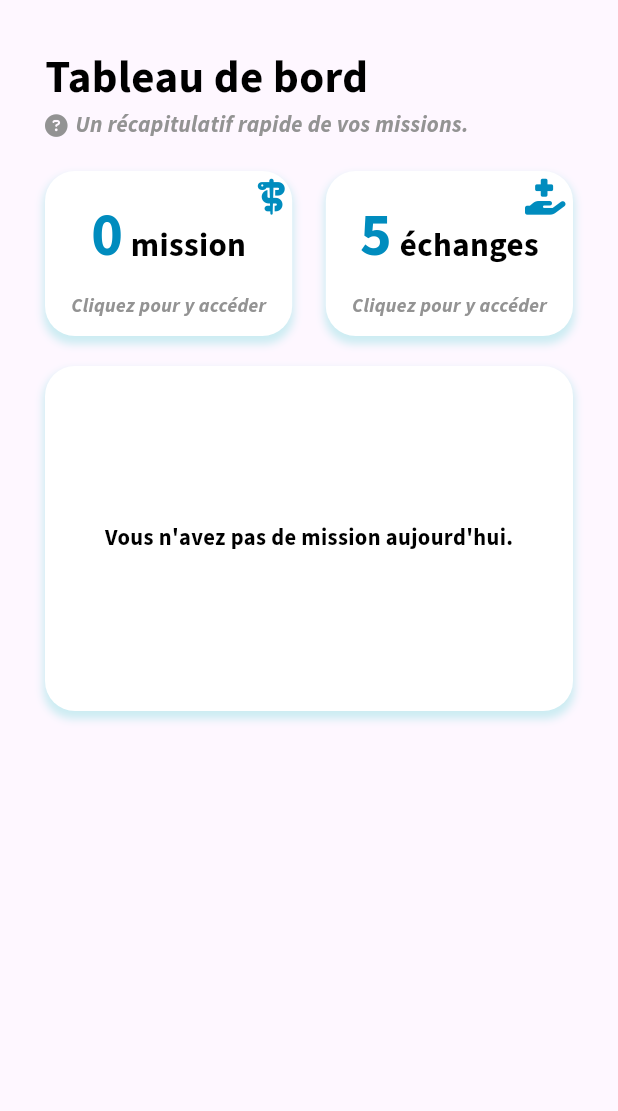
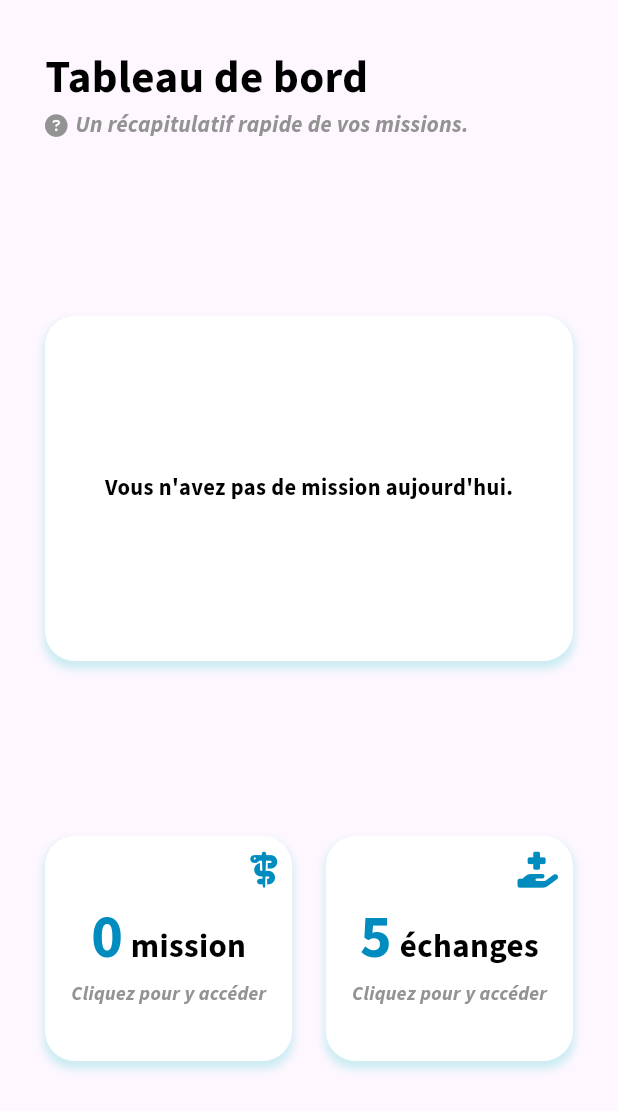
Before and after one commit to Samypnotise/mediplan-mobile, a Flutter app: the HomeView screen opened directly, on a phone screen of 412 x 824 dp. Shown: the top 1111 px of the screen. Run offline on Flutter 3.47's test engine with Material 3 defaults, Android fonts, the phone set to English and light mode, and no system bars; our stand-ins replace animated_custom_dropdown, another_flushbar, flutter_bloc, flutter_dotenv, flutter_secure_storage, flutter_svg and 3 more; missing offline and left inert: flutter_polyline_points; accounts and stored records are empty.

Commit message:
refactor: changing visual aspect

```diff
--- a/lib/views/home_view.dart
+++ b/lib/views/home_view.dart
@@ -64,6 +64,16 @@ class HomeView extends StatelessWidget {
                 ],
               ),
 
+              const Spacer(),
+
+              //! Prochaine missions dans : (nombre d'heures et minutes)
+              Padding(
+                padding: const EdgeInsets.only(top: 20),
+                child: NextMissionTile(phoneWidth: phoneWidth),
+              ),
+
+              const Spacer(),
+
               Padding(
                 padding: const EdgeInsets.only(top: 20),
                 child: Row(
@@ -78,11 +88,7 @@ class HomeView extends StatelessWidget {
                 ),
               ),
 
-              //! Prochaine missions dans : (nombre d'heures et minutes)
-              Padding(
-                padding: const EdgeInsets.only(top: 20),
-                child: NextMissionTile(phoneWidth: phoneWidth),
-              ),
+              const Spacer(),
             ],
           ),
         ),
@@ -102,7 +108,7 @@ class MissionsToday extends StatelessWidget {
   @override
   Widget build(BuildContext context) {
     return Container(
-      height: 110,
+      height: 150,
       width: phoneWidth * 0.40,
       decoration: BoxDecoration(
         color: Colors.white,
@@ -119,8 +125,8 @@ class MissionsToday extends StatelessWidget {
       child: Stack(
         children: [
           const Positioned(
-            top: 5,
-            right: 5,
+            top: 10,
+            right: 10,
             child: FaIcon(
               FontAwesomeIcons.staffSnake,
               color: MediplanColors.secondary,
@@ -150,7 +156,7 @@ class MissionsToday extends StatelessWidget {
                         .toList();
 
                     return Column(
-                      mainAxisAlignment: MainAxisAlignment.spaceBetween,
+                      mainAxisAlignment: MainAxisAlignment.center,
                       children: [
                         //! Nombre de missions
                         Row(
@@ -213,7 +219,7 @@ class MissionSwapTiles extends StatelessWidget {
   @override
   Widget build(BuildContext context) {
     return Container(
-      height: 110,
+      height: 150,
       width: phoneWidth * 0.40,
       decoration: BoxDecoration(
         color: Colors.white,
@@ -230,8 +236,8 @@ class MissionSwapTiles extends StatelessWidget {
       child: Stack(
         children: [
           const Positioned(
-            top: 5,
-            right: 5,
+            top: 10,
+            right: 10,
             child: FaIcon(
               FontAwesomeIcons.handHoldingMedical,
               color: MediplanColors.secondary,
@@ -252,7 +258,7 @@ class MissionSwapTiles extends StatelessWidget {
                   bottom: 10,
                 ),
                 child: Column(
-                  mainAxisAlignment: MainAxisAlignment.spaceBetween,
+                  mainAxisAlignment: MainAxisAlignment.center,
                   children: [
                     //! Nombre d'échanges
                     Row(
@@ -330,22 +336,26 @@ class NextMissionTile extends StatelessWidget {
       child: Material(
         color: Colors.transparent,
         borderRadius: BorderRadius.circular(20),
-        child: InkWell(
-          borderRadius: BorderRadius.circular(20),
-          splashColor: MediplanColors.quaternary,
-          onTap: () {
-            // context.read<NavigationCubit>().showCurrentMissionView();
-          },
-          child: Padding(
-            padding: const EdgeInsets.all(20),
         child: BlocBuilder<MediplanBloc, MediplanState>(
           builder: (context, mediplanState) {
             List<Mission>? missions = mediplanState.missions
-                    ?.where((Mission mission) =>
-                        mission.start.isAfter(DateTime.now()))
+                ?.where(
+                    (Mission mission) => mission.start.isAfter(DateTime.now()))
                 .toList();
 
-                return missions!.isNotEmpty
+            return InkWell(
+              borderRadius: BorderRadius.circular(20),
+              splashColor: MediplanColors.quaternary,
+              onTap: missions!.isNotEmpty
+                  ? () {
+                      context
+                          .read<NavigationCubit>()
+                          .showCurrentMissionView(missions[0]);
+                    }
+                  : null,
+              child: Padding(
+                padding: const EdgeInsets.all(20),
+                child: missions.isNotEmpty
                     ? Column(
                         mainAxisAlignment: MainAxisAlignment.spaceBetween,
                         children: [
@@ -406,7 +416,7 @@ class NextMissionTile extends StatelessWidget {
                                     style: GoogleFonts.sourceSansPro(
                                       fontWeight: FontWeight.bold,
                                       color: Colors.black,
-                                      fontSize: 15,
+                                      fontSize: 16,
                                     ),
                                   ),
                                 ),
@@ -433,7 +443,7 @@ class NextMissionTile extends StatelessWidget {
                                     style: GoogleFonts.sourceSansPro(
                                       fontWeight: FontWeight.bold,
                                       color: Colors.black,
-                                      fontSize: 15,
+                                      fontSize: 16,
                                     ),
                                   ),
                                 ),
@@ -460,7 +470,7 @@ class NextMissionTile extends StatelessWidget {
                                     style: GoogleFonts.sourceSansPro(
                                       fontWeight: FontWeight.bold,
                                       color: Colors.black,
-                                      fontSize: 15,
+                                      fontSize: 16,
                                     ),
                                   ),
                                 ),
@@ -492,10 +502,10 @@ class NextMissionTile extends StatelessWidget {
                             ),
                           ),
                         ],
+                      ),
+              ),
             );
           },
-            ),
-          ),
         ),
       ),
     );
```
Lines whose indentation alone changed are shown as unchanged.
